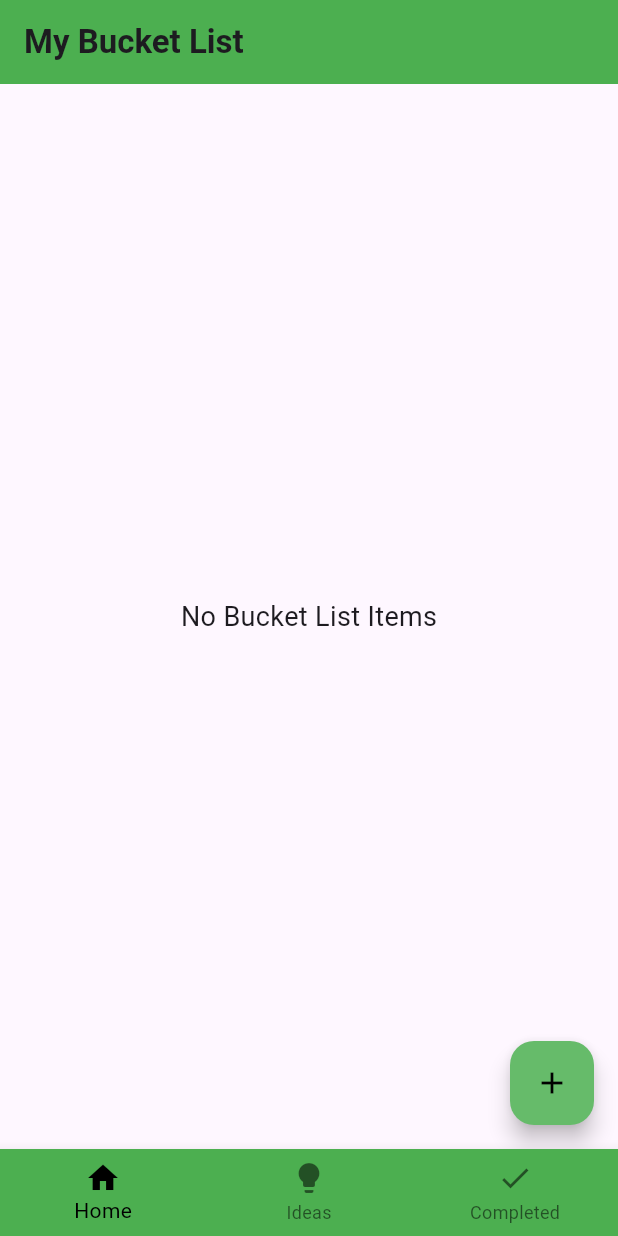
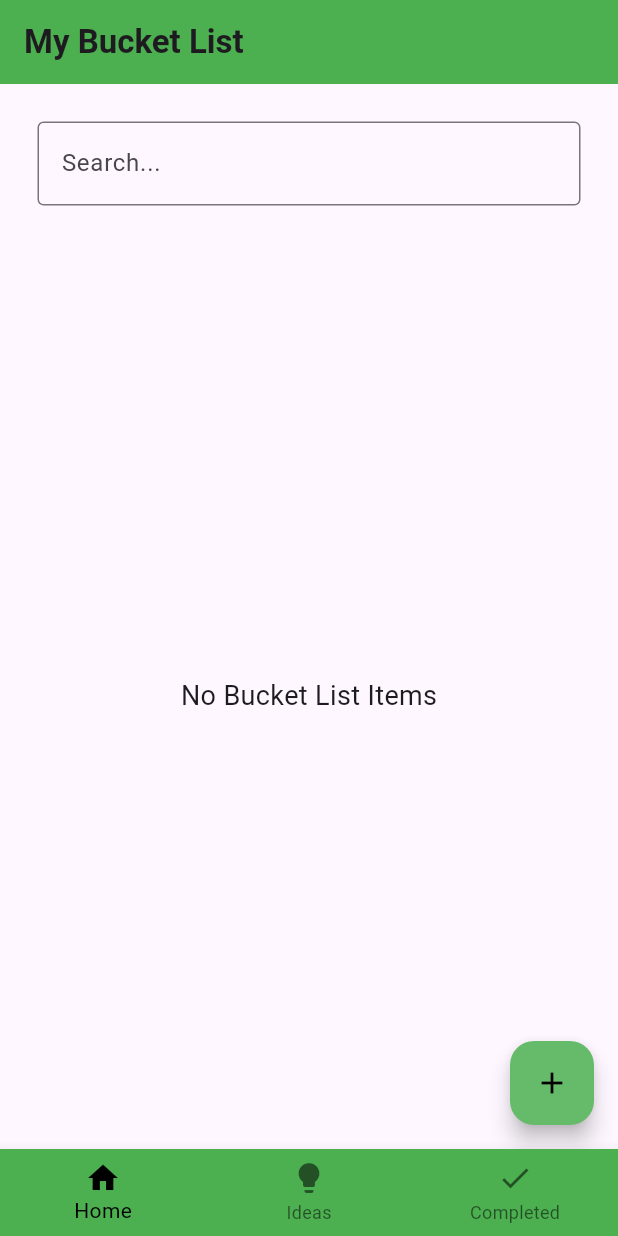
Before and after one commit to CSSimonGG/bucket_list_app, a Flutter app: the screen it shows after launch, on a phone screen of 412 x 824 dp. Run offline on Flutter 3.47's test engine with Material 3 defaults, Android fonts, the phone set to English and light mode, and no system bars; our stand-ins replace hive_flutter; accounts and stored records are empty.

Commit message:
Searchbar

```diff
--- a/lib/pages/bucket_list_page.dart
+++ b/lib/pages/bucket_list_page.dart
@@ -16,6 +16,10 @@ class _BucketListPageState extends State<BucketListPage> {
   final _myBox = Hive.box('mybox');
   BucketListDataBase db = BucketListDataBase();
 
+  // Text controller
+  final _controller = TextEditingController();
+  String _searchQuery = ''; // Variable to store search query
+
   @override
   void initState() {
     // If there are no to do items
@@ -27,9 +31,6 @@ class _BucketListPageState extends State<BucketListPage> {
     }
     super.initState();
   }
-
-  // Text controller
-  final _controller = TextEditingController();
 
   // Checkbox was tapped
   pressedCheck(int index) {
@@ -118,9 +119,28 @@ class _BucketListPageState extends State<BucketListPage> {
           color: Colors.black,
         ),
       ),
-      body: db.bucketList.isEmpty
+      body: Column(
+        crossAxisAlignment: CrossAxisAlignment.stretch,
+        children: [
+          Padding(
+            padding: const EdgeInsets.all(25.0),
+            child: TextField(
+              controller: _controller,
+              onChanged: (query) {
+                // Update the search query as the user types
+                setState(() {
+                  _searchQuery = query;
+                });
+              },
+              decoration: InputDecoration(
+                hintText: 'Search...',
+                border: OutlineInputBorder(),
+              ),
+            ),
+          ),
+          Expanded(
+            child: db.bucketList.isEmpty
                 ? const Center(
-              // Display message when bucket list is empty
                     child: Text(
                       "No Bucket List Items",
                       style: TextStyle(fontSize: 18),
@@ -129,13 +149,25 @@ class _BucketListPageState extends State<BucketListPage> {
                 : ListView.builder(
                     itemCount: db.bucketList.length,
                     itemBuilder: (context, index) {
+                      // Apply filtering based on the search query
+                      if (_searchQuery.isEmpty ||
+                          db.bucketList[index][0]
+                              .toLowerCase()
+                              .contains(_searchQuery.toLowerCase())) {
                         return BucketListTaskTile(
                           taskName: db.bucketList[index][0],
                           taskCompleted: db.bucketList[index][1],
                           editFunction: (context) => editTask(index),
                           deleteFunction: (context) => deleteTask(index),
                         );
+                      } else {
+                        return SizedBox
+                            .shrink(); // Hidden if not matching the search
+                      }
                     },
+                  ),
+          ),
+        ],
       ),
     );
   }
```
Lines whose indentation alone changed are shown as unchanged.
